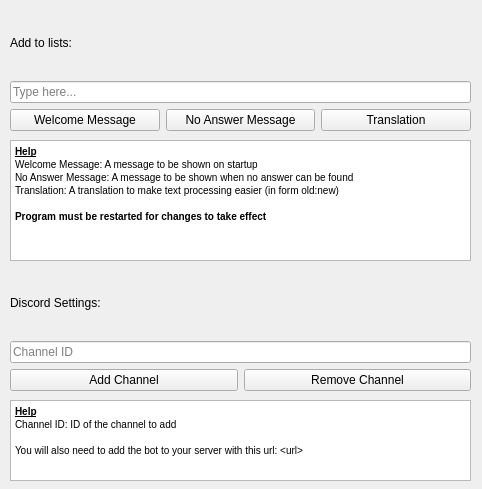
Old version of the form src/GUIs/settings_v2.ui in the repository ch0rl/NEA.
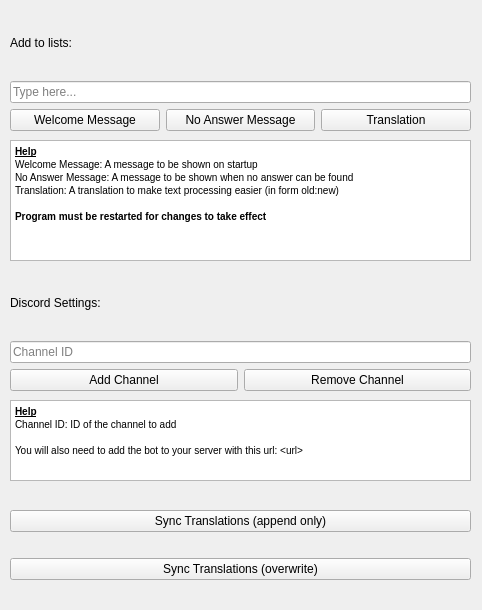
New version of the form.

```diff
--- a/src/GUIs/settings_v2.ui
+++ b/src/GUIs/settings_v2.ui
@@ -7,7 +7,7 @@
     <x>0</x>
     <y>0</y>
     <width>482</width>
-    <height>489</height>
+    <height>610</height>
    </rect>
   </property>
   <property name="windowTitle">
@@ -156,6 +156,32 @@
 &lt;p style=&quot; margin-top:0px; margin-bottom:0px; margin-left:0px; margin-right:0px; -qt-block-indent:0; text-indent:0px;&quot;&gt;You will also need to add the bot to your server with this url: &amp;lt;url&amp;gt;&lt;/p&gt;&lt;/body&gt;&lt;/html&gt;</string>
    </property>
   </widget>
+  <widget class="QWidget" name="verticalLayoutWidget_2">
+   <property name="geometry">
+    <rect>
+     <x>10</x>
+     <y>490</y>
+     <width>461</width>
+     <height>111</height>
+    </rect>
+   </property>
+   <layout class="QVBoxLayout" name="verticalLayout_2">
+    <item>
+     <widget class="QPushButton" name="sync_trans_append">
+      <property name="text">
+       <string>Sync Translations (append only)</string>
+      </property>
+     </widget>
+    </item>
+    <item>
+     <widget class="QPushButton" name="sync_trans_owrite">
+      <property name="text">
+       <string>Sync Translations (overwrite)</string>
+      </property>
+     </widget>
+    </item>
+   </layout>
+  </widget>
  </widget>
  <resources/>
  <connections/>
```
